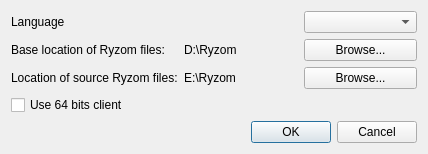
This is code/ryzom/tools/client/ryzom_installer/ui/settingsdialog.ui in ryzom/ryzomcore as Qt 5 draws it before an edit. The edited form follows.
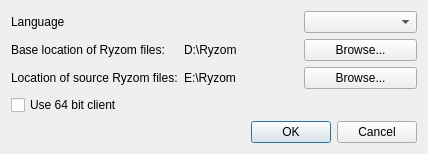
This is the edited form.

What changed in the file:
```diff
--- a/code/ryzom/tools/client/ryzom_installer/ui/settingsdialog.ui
+++ b/code/ryzom/tools/client/ryzom_installer/ui/settingsdialog.ui
@@ -19,7 +19,7 @@
      <item row="3" column="0">
       <widget class="QCheckBox" name="use64bitsClientsCheckBox">
        <property name="text">
-        <string>Use 64 bits client</string>
+        <string>Use 64 bit client</string>
        </property>
       </widget>
      </item>
```
